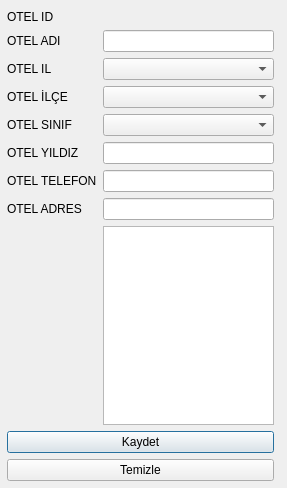
Qt form GUI/Otel.ui (ibrahimediz/Python10DesktopProje) before a commit.
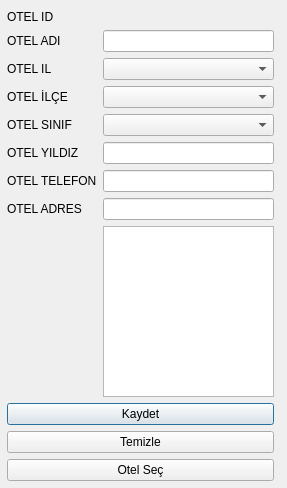
The same form after that commit.

The edit to the form file:
```diff
--- a/GUI/Otel.ui
+++ b/GUI/Otel.ui
@@ -130,6 +130,13 @@
     <item row="8" column="1">
      <widget class="QListWidget" name="otelListe"/>
     </item>
+    <item row="11" column="0" colspan="2">
+     <widget class="QPushButton" name="btOtelSec">
+      <property name="text">
+       <string>Otel Seç</string>
+      </property>
+     </widget>
+    </item>
    </layout>
   </widget>
  </widget>
```
Left out of the diff: 2 changed lines with no effect on the pictures.
